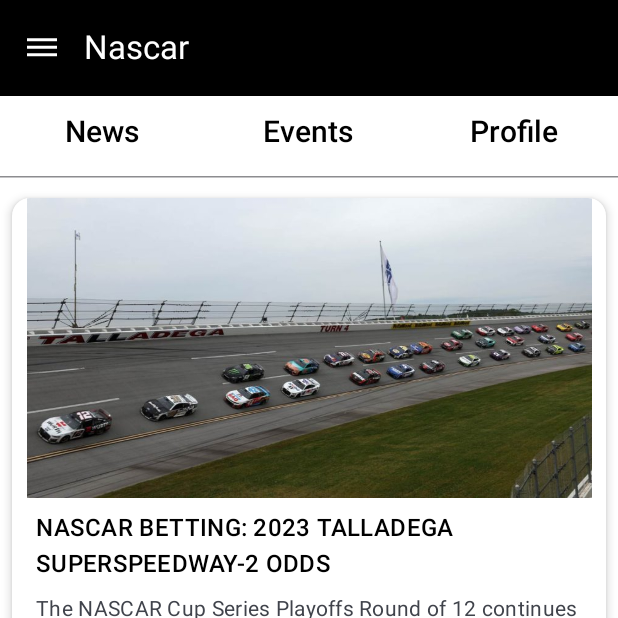
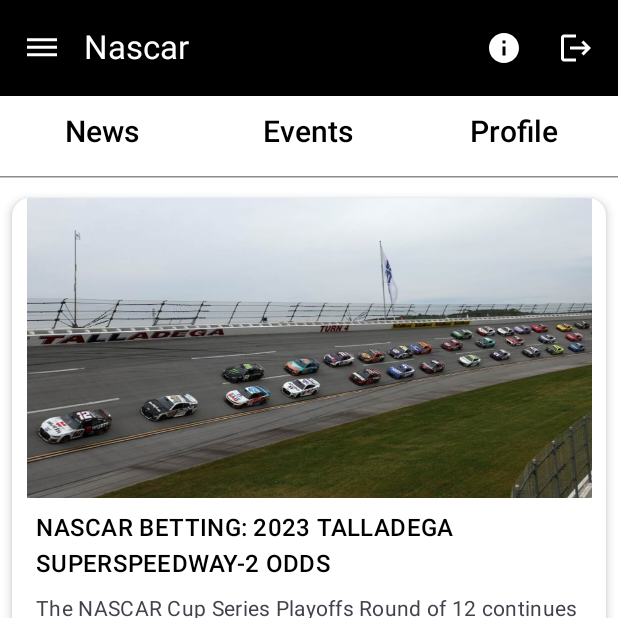
Before and after one commit to GhayethArbi/Nascar-Jetpack-compose, an Android app built with Jetpack Compose: the screen it shows after launch (MainActivity), on a phone screen of 412 x 824 dp, the top half of it. Run offline under Robolectric (Android 15) with nearby library versions, the phone set to English and light mode, and no system bars.

Commit message:
final commit

```diff
--- a/app/src/main/java/tn/esprit/nascar_jpc/MainActivity.kt
+++ b/app/src/main/java/tn/esprit/nascar_jpc/MainActivity.kt
@@ -7,6 +7,7 @@ import androidx.compose.foundation.layout.Column
 import androidx.compose.material3.Text
 import androidx.compose.runtime.Composable
 import androidx.compose.ui.tooling.preview.Preview
+import androidx.navigation.compose.rememberNavController
 import tn.esprit.nascar_jpc.ui.theme.NascarJPCTheme
 
 
@@ -26,12 +27,14 @@ class MainActivity : ComponentActivity() {
 @Preview(showBackground = true)
 @Composable
 fun PreviewHome() {
+    val navController = rememberNavController() // Create a NavController
     Text(
 
         text = "hi there"
     )
+
     Column {
-        MyToolbar()
-        NavigationScreen()
+        MyToolbar(navController)
+        NavigationScreen(navController)
     }
 }
--- a/app/src/main/java/tn/esprit/nascar_jpc/NavigationScreen.kt
+++ b/app/src/main/java/tn/esprit/nascar_jpc/NavigationScreen.kt
@@ -10,14 +10,15 @@ import androidx.compose.ui.Modifier
 import androidx.compose.ui.graphics.Color
 import androidx.compose.ui.tooling.preview.Preview
 import androidx.compose.ui.unit.dp
+import androidx.navigation.NavHostController
 import androidx.navigation.compose.NavHost
 import androidx.navigation.compose.composable
 import androidx.navigation.compose.rememberNavController
 
-@Preview
+
 @Composable
-fun NavigationScreen() {
-    val navController = rememberNavController() // Create a NavController
+fun NavigationScreen(navController: NavHostController) {
+    //val navController = rememberNavController() // Create a NavController
     Column(modifier = Modifier.background(color = Color.White)) {
         NavButtons(navController)
         HorizontalDivider(
@@ -39,6 +40,10 @@ fun NavigationScreen() {
             {
                 Profile()
             }
+            composable("about"){
+                AboutApp()
+            }
+
 
         }
     }
--- a/app/src/main/java/tn/esprit/nascar_jpc/Toolbar.kt
+++ b/app/src/main/java/tn/esprit/nascar_jpc/Toolbar.kt
@@ -1,5 +1,7 @@
 package tn.esprit.nascar_jpc
 
+import androidx.compose.material3.AlertDialog
+import androidx.compose.material3.Button
 import androidx.compose.material3.ExperimentalMaterial3Api
 import androidx.compose.material3.Icon
 import androidx.compose.material3.IconButton
@@ -7,16 +9,19 @@ import androidx.compose.material3.Text
 import androidx.compose.material3.TopAppBar
 import androidx.compose.material3.TopAppBarDefaults
 import androidx.compose.runtime.Composable
+import androidx.compose.runtime.mutableStateOf
+import androidx.compose.runtime.remember
 import androidx.compose.ui.graphics.Color
 import androidx.compose.ui.res.painterResource
-import androidx.compose.ui.tooling.preview.Preview
+import androidx.navigation.NavHostController
+import kotlin.system.exitProcess
 
-@Preview(showBackground = true)
 @OptIn(ExperimentalMaterial3Api::class)
 @Composable
-fun MyToolbar() {
-
-    TopAppBar(title = { Text(text = "Nascar") },
+fun MyToolbar(navController: NavHostController) {
+    val showDialog = remember { mutableStateOf(false) }
+    TopAppBar(
+        title = { Text(text = "Nascar") },
         navigationIcon = {
             IconButton(onClick = { /* Handle back action */ }) {
                 Icon(
@@ -26,7 +31,30 @@ fun MyToolbar() {
                 )
             }
         },
+        //to add menu as drop down
+        actions = {
+            IconButton(onClick = { navController.navigate("about") }) {
+                Icon(
+                    painter = painterResource(R.drawable.ic_info),
+                    contentDescription = "More options",
+                    tint = Color.White
+                )
+            }
+            IconButton(onClick = {showDialog.value = true }) {
+                Icon(
+                    painter = painterResource(R.drawable.ic_logout),
+                    contentDescription = "Menu",
+                    tint = Color.White
+                )
+            }
 
+        },
+        // Dropdown menu
+
+
+
+
+        //add color to toolbar
         colors = TopAppBarDefaults.topAppBarColors(
             containerColor = Color.Black,       // Background color
             titleContentColor = Color.White,   // Title color
@@ -39,4 +67,29 @@ fun MyToolbar() {
 
 
     )
+// State to control the visibility of the dialog
+
+
+    // AlertDialog
+
+    if (showDialog.value) {
+        AlertDialog(
+            onDismissRequest = { showDialog.value = false }, // Dismiss the dialog
+            title = { Text(text = "Logout") }, // Title of the dialog
+            text = { Text(text = "Are you sure you want to logout ?") }, // Content of the dialog
+            confirmButton = {
+                    Button(onClick = {
+                        // Exit the app by finishing the activity
+                       exitProcess(0)
+                    }) {
+                        Text("Yes") // Confirm button
+                    }
+            },
+            dismissButton = {
+                Button(onClick = { showDialog.value = false }) {
+                    Text("Cancel") // Dismiss button
+                }
+            }
+        )
+    }
 }
```
Also changed, not shown: app/src/main/java/tn/esprit/nascar_jpc/About.kt (added, +41 -0 lines).
